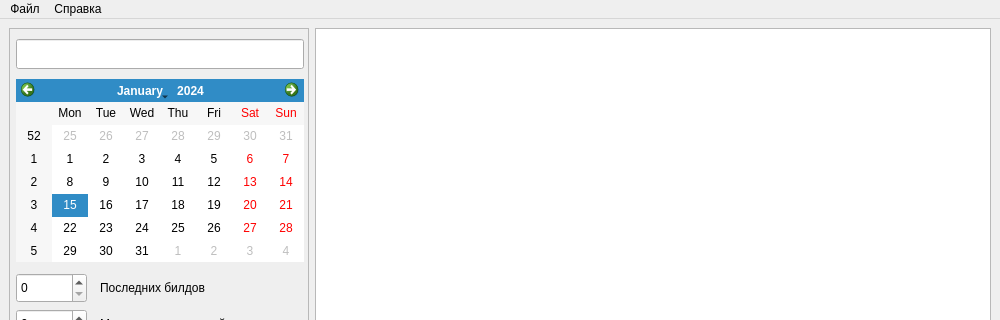
Qt form src/MainWindow.ui (Sova777/QHudsonResults) before a commit; both pictures show x 0 to 1000 and y 0 to 320 of the 1000 by 700 pixel window.
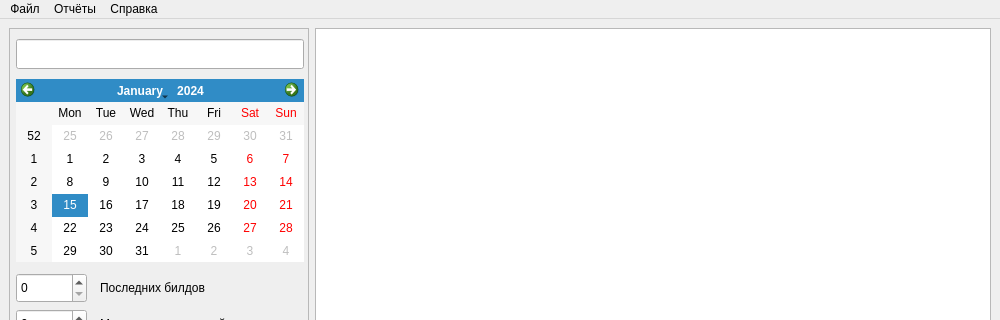
The same form after that commit. Icons and pictures are not drawn.

Commit message: показывать случившиеся известные падения

The edit to the form file:
```diff
--- a/src/MainWindow.ui
+++ b/src/MainWindow.ui
@@ -293,7 +293,14 @@
     </property>
     <addaction name="actionAbout"/>
    </widget>
+   <widget class="QMenu" name="menu">
+    <property name="title">
+     <string>Отчёты</string>
+    </property>
+    <addaction name="actionBugs"/>
+   </widget>
    <addaction name="menuFile"/>
+   <addaction name="menu"/>
    <addaction name="menu_2"/>
   </widget>
   <widget class="QStatusBar" name="statusbar"/>
```
Left out of the diff: 5 changed lines with no effect on the pictures. The commit also changes 2 other files.
